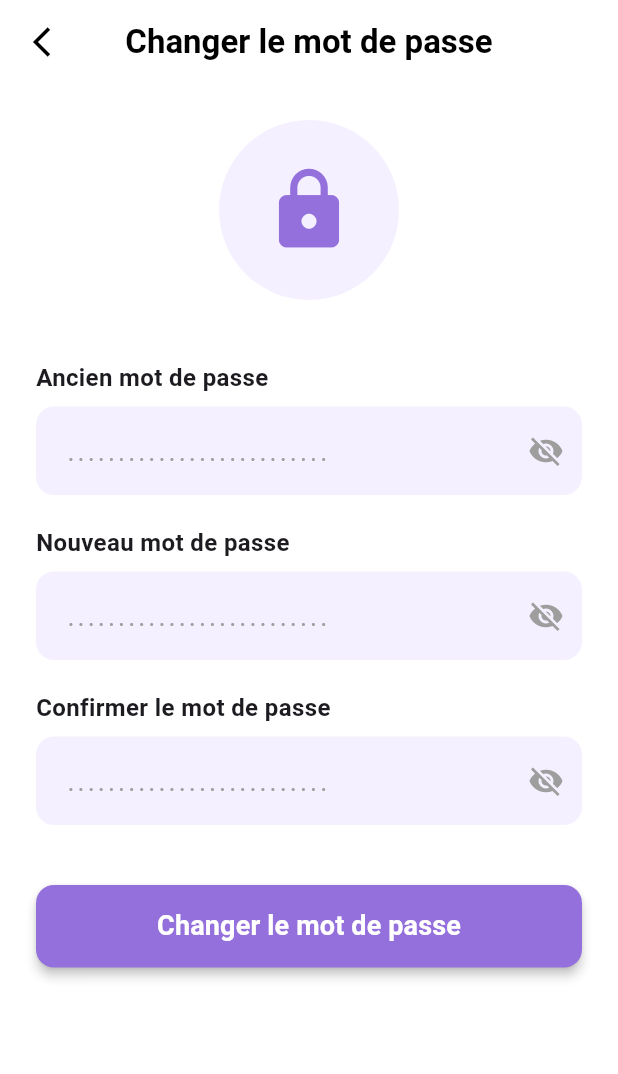
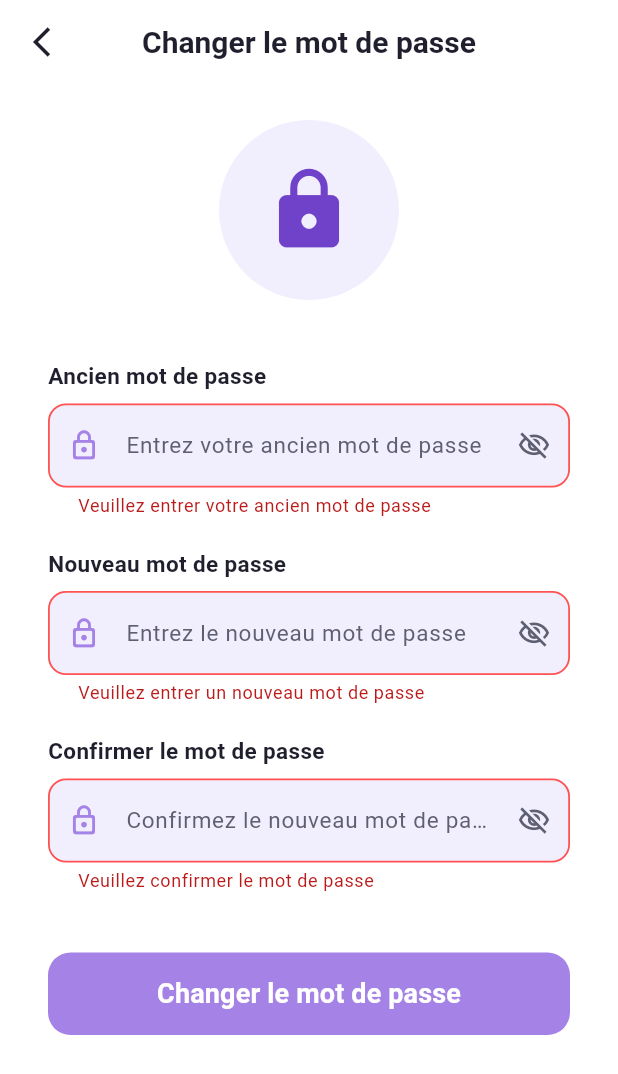
Before and after one commit to professeurdjire/Edugo, a Flutter app: the ChangePasswordScreen screen opened directly, after a tap on "Changer le mot de passe", on a phone screen of 412 x 824 dp. Shown: the top 1074 px of the screen. Run offline on Flutter 3.47's test engine with Material 3 defaults, Android fonts, the phone set to English and light mode, and no system bars.

Commit message:
Refonte de l'écran Changer le mot de passe et nettoyage
- changerMotPasse : validation (ancien mot de passe requis, nouveau de
  6 caractères min et différent de l'ancien, confirmation identique),
  champs harmonisés (AppConst, icônes, focus/erreur), retrait du main()
  et du MyApp de test qui traînaient dans le fichier
- Suppression de reenitialisationB.dart, redondant depuis la fusion de
  son état « e-mail envoyé » dans reenitialisationA

Co-Authored-By: Claude Fable 5 <noreply@anthropic.com>
Claude-Session: https://claude.ai/code/session_01QBDTuMMGVzZ9J2wiJmuvJA

```diff
--- a/lib/screens/profil/changerMotPasse.dart
+++ b/lib/screens/profil/changerMotPasse.dart
@@ -1,20 +1,5 @@
+import 'package:edugo/core/constants/constant.dart';
 import 'package:flutter/material.dart';
-
-void main() {
-  runApp(const MyApp());
-}
-
-class MyApp extends StatelessWidget {
-  const MyApp({super.key});
-
-  @override
-  Widget build(BuildContext context) {
-    return const MaterialApp(
-      debugShowCheckedModeBanner: false,
-      home: ChangePasswordScreen(),
-    );
-  }
-}
 
 class ChangePasswordScreen extends StatefulWidget {
   const ChangePasswordScreen({super.key});
@@ -24,129 +9,238 @@ class ChangePasswordScreen extends StatefulWidget {
 }
 
 class _ChangePasswordScreenState extends State<ChangePasswordScreen> {
-  // --- Couleurs principales ---
-  final Color primaryColor = const Color(0xFF9370DB);
-  final Color lightPurpleBackground = const Color(0xFFF5F0FF);
+  final GlobalKey<FormState> _formKey = GlobalKey<FormState>();
+  final TextEditingController _oldPasswordController = TextEditingController();
+  final TextEditingController _newPasswordController = TextEditingController();
+  final TextEditingController _confirmPasswordController =
+      TextEditingController();
 
-  // --- Variables d’état pour afficher/masquer les mots de passe ---
   bool _oldPasswordVisible = false;
   bool _newPasswordVisible = false;
   bool _confirmPasswordVisible = false;
 
   @override
+  void dispose() {
+    _oldPasswordController.dispose();
+    _newPasswordController.dispose();
+    _confirmPasswordController.dispose();
+    super.dispose();
+  }
+
+  String? _validateOldPassword(String? value) {
+    if (value == null || value.isEmpty) {
+      return 'Veuillez entrer votre ancien mot de passe';
+    }
+    return null;
+  }
+
+  String? _validateNewPassword(String? value) {
+    if (value == null || value.isEmpty) {
+      return 'Veuillez entrer un nouveau mot de passe';
+    }
+    if (value.length < 6) {
+      return 'Le mot de passe doit contenir au moins 6 caractères';
+    }
+    if (value == _oldPasswordController.text) {
+      return 'Le nouveau mot de passe doit être différent de l\'ancien';
+    }
+    return null;
+  }
+
+  String? _validateConfirmPassword(String? value) {
+    if (value == null || value.isEmpty) {
+      return 'Veuillez confirmer le mot de passe';
+    }
+    if (value != _newPasswordController.text) {
+      return 'Les mots de passe ne correspondent pas';
+    }
+    return null;
+  }
+
+  void _handleSubmit() {
+    FocusScope.of(context).unfocus();
+    if (!_formKey.currentState!.validate()) return;
+    // TODO: appeler l'API de changement de mot de passe (voir issue #3)
+    ScaffoldMessenger.of(context).showSnackBar(
+      const SnackBar(
+        content: Text('Mot de passe modifié avec succès'),
+        backgroundColor: AppConst.purpleDark,
+      ),
+    );
+    Navigator.pop(context);
+  }
+
+  Widget _buildLabel(String label) {
+    return Text(
+      label,
+      style: const TextStyle(
+        color: AppConst.textDark,
+        fontSize: 15,
+        fontWeight: FontWeight.w600,
+        fontFamily: AppConst.fontFamily,
+      ),
+    );
+  }
+
+  Widget _buildPasswordField({
+    required TextEditingController controller,
+    required String hint,
+    required bool isVisible,
+    required VoidCallback onToggleVisibility,
+    required String? Function(String?) validator,
+  }) {
+    return TextFormField(
+      controller: controller,
+      obscureText: !isVisible,
+      validator: validator,
+      style: const TextStyle(
+        fontFamily: AppConst.fontFamily,
+        fontSize: 16,
+        color: AppConst.textDark,
+      ),
+      decoration: InputDecoration(
+        hintText: hint,
+        hintStyle: const TextStyle(
+          color: AppConst.textGrey,
+          fontSize: 15,
+          fontFamily: AppConst.fontFamily,
+        ),
+        prefixIcon: const Icon(Icons.lock_outline_rounded,
+            color: AppConst.purpleButton, size: 22),
+        suffixIcon: IconButton(
+          icon: Icon(
+            isVisible
+                ? Icons.visibility_outlined
+                : Icons.visibility_off_outlined,
+            color: AppConst.textGrey,
+            size: 22,
+          ),
+          onPressed: onToggleVisibility,
+        ),
+        filled: true,
+        fillColor: AppConst.purpleInputFill,
+        contentPadding:
+            const EdgeInsets.symmetric(horizontal: 16.0, vertical: 16.0),
+        border: OutlineInputBorder(
+          borderRadius: BorderRadius.circular(12.0),
+          borderSide: BorderSide.none,
+        ),
+        focusedBorder: OutlineInputBorder(
+          borderRadius: BorderRadius.circular(12.0),
+          borderSide: const BorderSide(color: AppConst.purpleButton, width: 1.5),
+        ),
+        errorBorder: OutlineInputBorder(
+          borderRadius: BorderRadius.circular(12.0),
+          borderSide: const BorderSide(color: Colors.redAccent, width: 1.2),
+        ),
+        focusedErrorBorder: OutlineInputBorder(
+          borderRadius: BorderRadius.circular(12.0),
+          borderSide: const BorderSide(color: Colors.redAccent, width: 1.5),
+        ),
+      ),
+    );
+  }
+
+  @override
   Widget build(BuildContext context) {
     return Scaffold(
       backgroundColor: Colors.white,
-
       appBar: AppBar(
         backgroundColor: Colors.white,
         elevation: 0,
         leading: IconButton(
-          icon: const Icon(Icons.arrow_back_ios_sharp, color: Colors.black),
-          onPressed: () {
-            Navigator.pop(context);
-          },
+          icon: const Icon(Icons.arrow_back_ios_sharp, color: AppConst.textDark),
+          onPressed: () => Navigator.pop(context),
         ),
         title: const Text(
           'Changer le mot de passe',
           style: TextStyle(
-            color: Colors.black,
+            color: AppConst.textDark,
             fontWeight: FontWeight.bold,
+            fontSize: 20,
+            fontFamily: AppConst.fontFamily,
           ),
         ),
         centerTitle: true,
       ),
-
       body: SingleChildScrollView(
-        padding: const EdgeInsets.all(24.0),
+        padding: const EdgeInsets.symmetric(horizontal: 32.0, vertical: 24.0),
+        child: Form(
+          key: _formKey,
           child: Column(
             crossAxisAlignment: CrossAxisAlignment.stretch,
             children: <Widget>[
-            // Icône de cadenas
               Center(
                 child: Container(
                   width: 120,
                   height: 120,
-                decoration: BoxDecoration(
-                  color: lightPurpleBackground,
+                  decoration: const BoxDecoration(
+                    color: AppConst.purpleInputFill,
                     shape: BoxShape.circle,
                   ),
-                child: Icon(
+                  child: const Icon(
                     Icons.lock,
                     size: 60,
-                  color: primaryColor,
+                    color: AppConst.purpleDark,
                   ),
                 ),
               ),
 
               const SizedBox(height: 40),
 
-            // --- Ancien mot de passe ---
-            const Text(
-              'Ancien mot de passe',
-              style: TextStyle(fontSize: 16, fontWeight: FontWeight.bold),
-            ),
+              _buildLabel('Ancien mot de passe'),
               const SizedBox(height: 8),
               _buildPasswordField(
-              hint: '..........................',
-              backgroundColor: lightPurpleBackground,
-              obscureText: !_oldPasswordVisible,
+                controller: _oldPasswordController,
+                hint: 'Entrez votre ancien mot de passe',
+                isVisible: _oldPasswordVisible,
+                validator: _validateOldPassword,
                 onToggleVisibility: () {
                   setState(() => _oldPasswordVisible = !_oldPasswordVisible);
                 },
-              isVisible: _oldPasswordVisible,
               ),
 
               const SizedBox(height: 20),
 
-            // --- Nouveau mot de passe ---
-            const Text(
-              'Nouveau mot de passe',
-              style: TextStyle(fontSize: 16, fontWeight: FontWeight.bold),
-            ),
+              _buildLabel('Nouveau mot de passe'),
               const SizedBox(height: 8),
               _buildPasswordField(
-              hint: '..........................',
-              backgroundColor: lightPurpleBackground,
-              obscureText: !_newPasswordVisible,
+                controller: _newPasswordController,
+                hint: 'Entrez le nouveau mot de passe',
+                isVisible: _newPasswordVisible,
+                validator: _validateNewPassword,
                 onToggleVisibility: () {
                   setState(() => _newPasswordVisible = !_newPasswordVisible);
                 },
-              isVisible: _newPasswordVisible,
               ),
 
               const SizedBox(height: 20),
 
-            // --- Confirmer le mot de passe ---
-            const Text(
-              'Confirmer le mot de passe',
-              style: TextStyle(fontSize: 16, fontWeight: FontWeight.bold),
-            ),
+              _buildLabel('Confirmer le mot de passe'),
               const SizedBox(height: 8),
               _buildPasswordField(
-              hint: '..........................',
-              backgroundColor: lightPurpleBackground,
-              obscureText: !_confirmPasswordVisible,
+                controller: _confirmPasswordController,
+                hint: 'Confirmez le nouveau mot de passe',
+                isVisible: _confirmPasswordVisible,
+                validator: _validateConfirmPassword,
                 onToggleVisibility: () {
-                setState(() => _confirmPasswordVisible = !_confirmPasswordVisible);
+                  setState(
+                      () => _confirmPasswordVisible = !_confirmPasswordVisible);
                 },
-              isVisible: _confirmPasswordVisible,
               ),
 
               const SizedBox(height: 40),
 
-            // --- Bouton de validation ---
-            ElevatedButton(
-              onPressed: () {
-                // Logique pour changer le mot de passe
-              },
+              SizedBox(
+                height: 55,
+                child: ElevatedButton(
+                  onPressed: _handleSubmit,
                   style: ElevatedButton.styleFrom(
-                minimumSize: const Size(double.infinity, 55),
-                backgroundColor: primaryColor,
+                    backgroundColor: AppConst.purpleButton,
                     shape: RoundedRectangleBorder(
-                  borderRadius: BorderRadius.circular(12),
+                      borderRadius: BorderRadius.circular(15.0),
                     ),
-                elevation: 3,
+                    elevation: 0,
                   ),
                   child: const Text(
                     'Changer le mot de passe',
@@ -154,47 +248,14 @@ class _ChangePasswordScreenState extends State<ChangePasswordScreen> {
                       fontSize: 18,
                       fontWeight: FontWeight.bold,
                       color: Colors.white,
+                      fontFamily: AppConst.fontFamily,
+                    ),
                   ),
                 ),
               ),
             ],
           ),
         ),
-    );
-  }
-
-  // --- Widget réutilisable pour champ mot de passe ---
-  Widget _buildPasswordField({
-    required String hint,
-    required Color backgroundColor,
-    required bool obscureText,
-    required VoidCallback onToggleVisibility,
-    required bool isVisible,
-  }) {
-    return TextField(
-      obscureText: obscureText,
-      style: const TextStyle(fontSize: 18, letterSpacing: 3),
-      decoration: InputDecoration(
-        hintText: hint,
-        hintStyle: const TextStyle(color: Colors.grey, letterSpacing: 2),
-        filled: true,
-        fillColor: backgroundColor,
-        enabledBorder: OutlineInputBorder(
-          borderRadius: BorderRadius.circular(12),
-          borderSide: BorderSide.none,
-        ),
-        focusedBorder: OutlineInputBorder(
-          borderRadius: BorderRadius.circular(12),
-          borderSide: const BorderSide(color: Color(0xFF9370DB), width: 1.5),
-        ),
-        contentPadding: const EdgeInsets.symmetric(horizontal: 16, vertical: 16),
-        suffixIcon: IconButton(
-          icon: Icon(
-            isVisible ? Icons.visibility : Icons.visibility_off,
-            color: Colors.grey,
-          ),
-          onPressed: onToggleVisibility,
-        ),
       ),
     );
   }
```
Also changed, not shown: lib/screens/profil/reenitialiserMotDePasse/reenitialisationB.dart (deleted, +0 -218 lines). Lines whose indentation alone changed are shown as unchanged.
